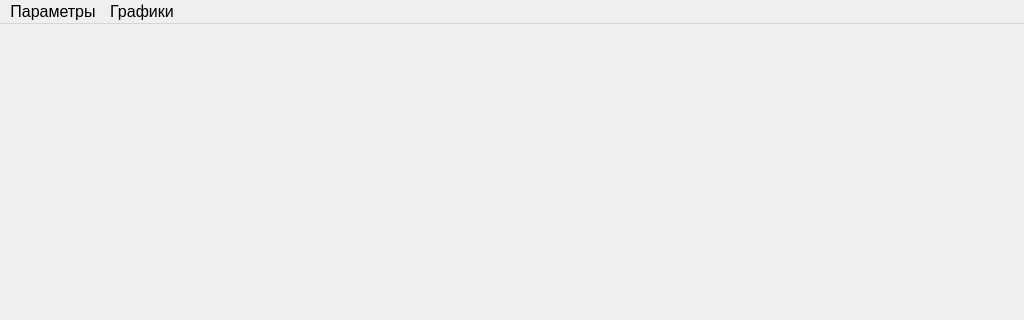
The window that gui/mainwindow.ui (dmchel/elocharts) describes before a commit, drawn with Qt 5; both pictures show x 0 to 1024 and y 0 to 320 of the 1024 by 768 pixel window.
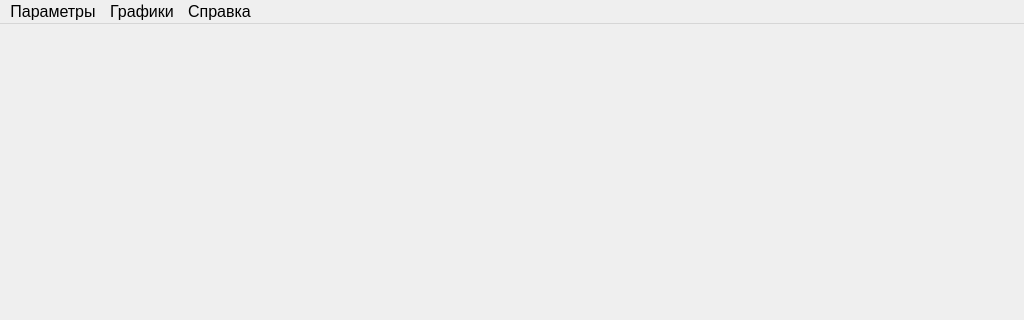
The same window after the commit.

The edit to the form file:
```diff
--- a/gui/mainwindow.ui
+++ b/gui/mainwindow.ui
@@ -57,8 +57,16 @@
     <addaction name="resetAction"/>
     <addaction name="fitInAction"/>
    </widget>
+   <widget class="QMenu" name="menu">
+    <property name="title">
+     <string>Справка</string>
+    </property>
+    <addaction name="action_2"/>
+    <addaction name="actionAbout_Qt"/>
+   </widget>
    <addaction name="paramMenu"/>
    <addaction name="graphMenu"/>
+   <addaction name="menu"/>
   </widget>
   <widget class="QStatusBar" name="statusbar"/>
   <action name="addParamAction">
```
Left out of the diff: 16 changed lines with no effect on the pictures.
